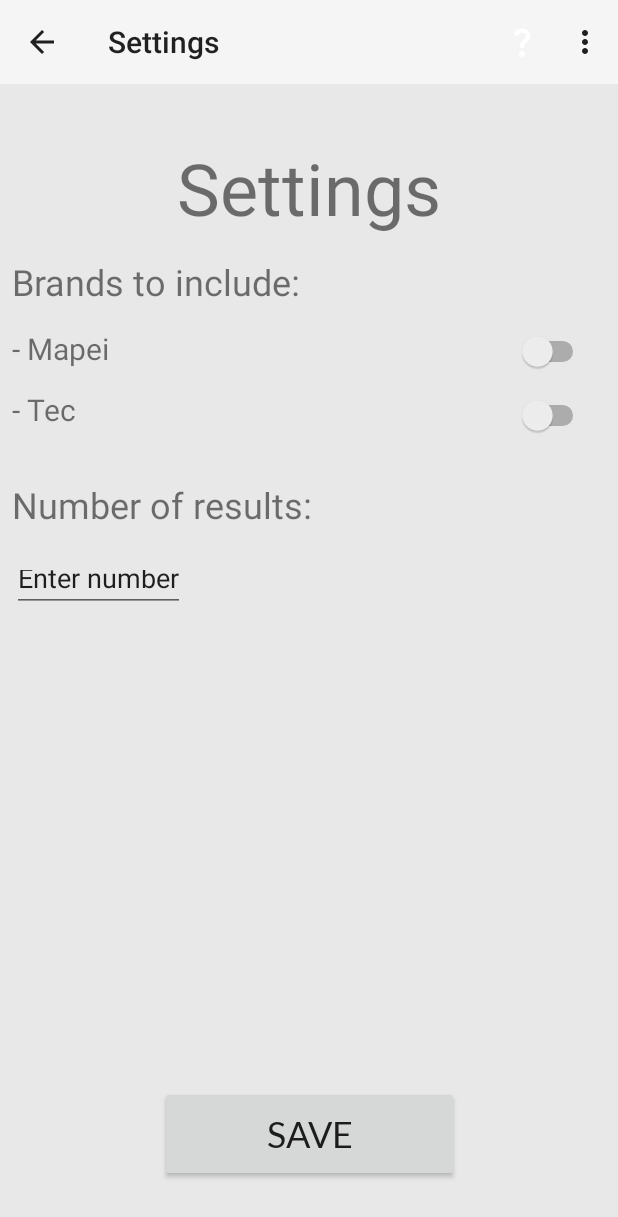
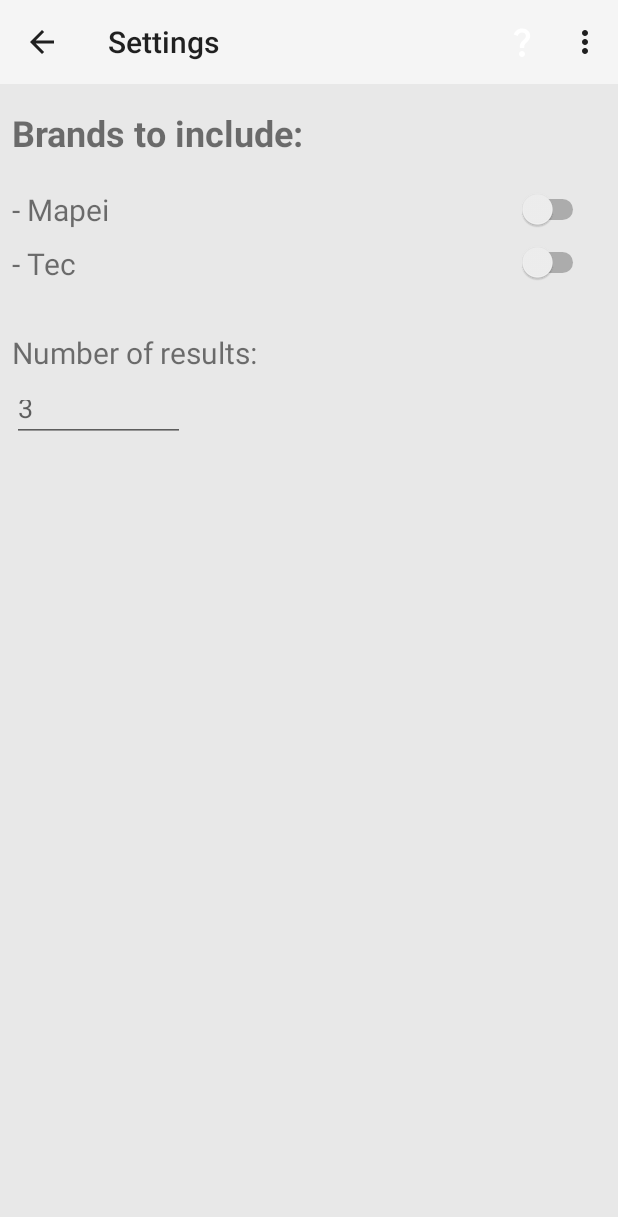
Before and after one commit to Daltz333/COSC-481W, an Android app: the Settings screen opened through its navigation route, on a phone screen of 412 x 824 dp. Shown: the top 1217 px of the screen. Run offline under Robolectric (Android 15) with nearby library versions, the phone set to English and light mode, and no system bars.

Commit message:
Tweak settings and results pages

```diff
--- a/app/src/main/java/edu/emich/thp/Settings.java
+++ b/app/src/main/java/edu/emich/thp/Settings.java
@@ -62,12 +62,6 @@ public class Settings extends Fragment {
                              Bundle savedInstanceState) {
         // Inflate the layout for this fragment
         View view = inflater.inflate(R.layout.fragment_settings, container, false);
-        try {
-            Button save_button = (Button) view.findViewById(R.id.results_menu_button);
-            save_button.setOnClickListener(args -> {
-                NavHostFragment.findNavController(this).navigate(R.id.startPage);
-            });
-        } catch (Exception ignored) {}
         return view;
     }
 }
--- a/app/src/main/res/layout/fragment_settings.xml
+++ b/app/src/main/res/layout/fragment_settings.xml
@@ -11,105 +11,76 @@
         android:layout_height="match_parent"
         tools:context=".MainActivity">
 
-        <Button
-            android:id="@+id/results_menu_button"
-            android:layout_width="199dp"
-            android:layout_height="64dp"
-            android:layout_marginBottom="36dp"
-            android:text="Save"
-            android:textSize="24sp"
-            app:layout_constraintBottom_toBottomOf="parent"
-            app:layout_constraintEnd_toEndOf="parent"
-            app:layout_constraintStart_toStartOf="parent" />
-
-        <TextView
-            android:id="@+id/textView2"
-            android:layout_width="389dp"
-            android:layout_height="77dp"
-            android:layout_marginTop="8dp"
-            android:text="Settings"
-            android:textAlignment="center"
-            android:textSize="48sp"
-            app:layout_constraintBottom_toBottomOf="parent"
-            app:layout_constraintEnd_toEndOf="parent"
-            app:layout_constraintStart_toStartOf="parent"
-            app:layout_constraintTop_toTopOf="parent"
-            app:layout_constraintVertical_bias="0.042"
-            tools:fontFamily="@font/archivo_black" />
-
         <TextView
             android:id="@+id/textView4"
             android:layout_width="383dp"
             android:layout_height="42dp"
             android:layout_marginStart="8dp"
+            android:layout_marginTop="16dp"
             android:text="Brands to include:"
             android:textAlignment="viewStart"
             android:textSize="24sp"
-            app:layout_constraintBottom_toBottomOf="parent"
+            android:textStyle="bold"
             app:layout_constraintStart_toStartOf="parent"
             app:layout_constraintTop_toTopOf="parent"
-            app:layout_constraintVertical_bias="0.159"
             tools:fontFamily="@font/archivo_black" />
 
         <TextView
             android:id="@+id/textView7"
-            android:layout_width="383dp"
-            android:layout_height="42dp"
+            android:layout_width="wrap_content"
+            android:layout_height="wrap_content"
             android:layout_marginStart="8dp"
+            android:layout_marginTop="32dp"
             android:text="Number of results:"
             android:textAlignment="viewStart"
-            android:textSize="24sp"
-            app:layout_constraintBottom_toBottomOf="parent"
+            android:textSize="20sp"
             app:layout_constraintStart_toStartOf="parent"
-            app:layout_constraintTop_toTopOf="parent"
-            app:layout_constraintVertical_bias="0.364"
+            app:layout_constraintTop_toBottomOf="@+id/textView6"
             tools:fontFamily="@font/archivo_black" />
 
         <TextView
             android:id="@+id/textView5"
-            android:layout_width="373dp"
+            android:layout_width="wrap_content"
             android:layout_height="28dp"
             android:layout_marginStart="8dp"
+            android:layout_marginTop="12dp"
             android:text="- Mapei"
             android:textAlignment="viewStart"
             android:textSize="20sp"
-            app:layout_constraintBottom_toBottomOf="parent"
             app:layout_constraintStart_toStartOf="parent"
-            app:layout_constraintTop_toTopOf="parent"
-            app:layout_constraintVertical_bias="0.22000003"
+            app:layout_constraintTop_toBottomOf="@+id/textView4"
             tools:fontFamily="@font/archivo_black" />
 
         <TextView
             android:id="@+id/textView6"
-            android:layout_width="373dp"
-            android:layout_height="28dp"
+            android:layout_width="wrap_content"
+            android:layout_height="wrap_content"
             android:layout_marginStart="8dp"
+            android:layout_marginTop="8dp"
             android:text="- Tec"
             android:textAlignment="viewStart"
             android:textSize="20sp"
-            app:layout_constraintBottom_toBottomOf="parent"
             app:layout_constraintStart_toStartOf="parent"
-            app:layout_constraintTop_toTopOf="parent"
-            app:layout_constraintVertical_bias="0.275"
+            app:layout_constraintTop_toBottomOf="@+id/textView5"
             tools:fontFamily="@font/archivo_black" />
 
         <Switch
             android:id="@+id/switch2"
             android:layout_width="63dp"
             android:layout_height="24dp"
+            android:layout_marginTop="8dp"
             android:layout_marginEnd="19dp"
-            android:layout_marginBottom="29dp"
-            app:layout_constraintBottom_toTopOf="@+id/textView7"
-            app:layout_constraintEnd_toEndOf="parent" />
+            app:layout_constraintEnd_toEndOf="parent"
+            app:layout_constraintTop_toBottomOf="@+id/switch1" />
 
         <Switch
             android:id="@+id/switch1"
             android:layout_width="63dp"
             android:layout_height="24dp"
+            android:layout_marginTop="12dp"
             android:layout_marginEnd="19dp"
-            android:layout_marginBottom="11dp"
-            app:layout_constraintBottom_toTopOf="@+id/textView6"
-            app:layout_constraintEnd_toEndOf="parent" />
+            app:layout_constraintEnd_toEndOf="parent"
+            app:layout_constraintTop_toBottomOf="@+id/textView4" />
 
         <EditText
             android:id="@+id/editTextNumber2"
@@ -118,8 +89,8 @@
             android:layout_marginStart="8dp"
             android:layout_marginTop="8dp"
             android:ems="10"
+            android:hint="3"
             android:inputType="number"
-            android:text="Enter number"
             app:layout_constraintStart_toStartOf="parent"
             app:layout_constraintTop_toBottomOf="@+id/textView7" />
 
```
Also changed, not shown: app/src/main/java/edu/emich/thp/Results.java (+0 -10 lines), app/src/main/res/layout/fragment_results.xml (+25 -47 lines).
